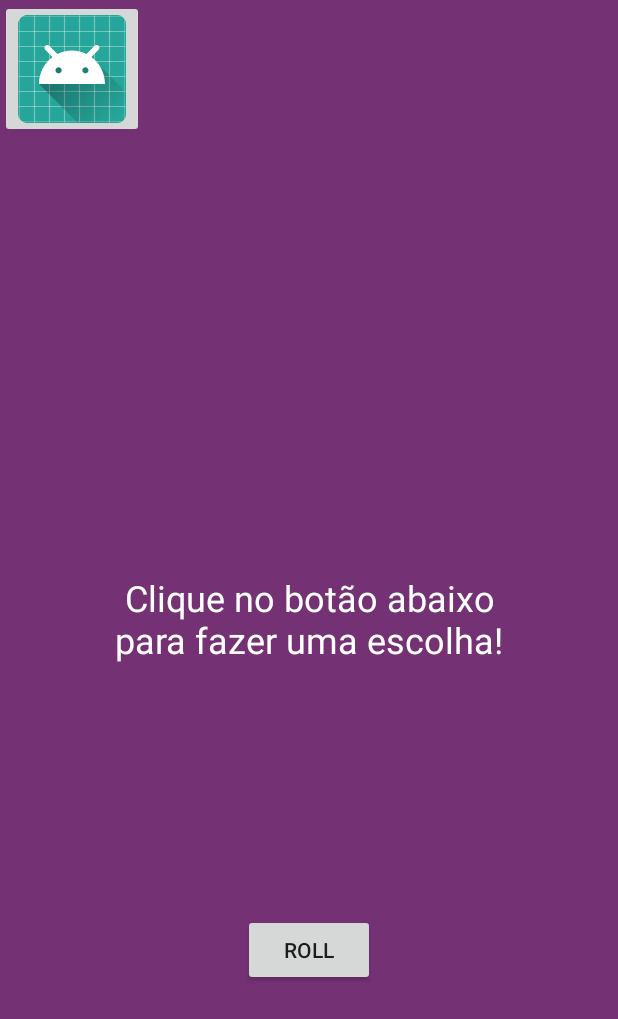
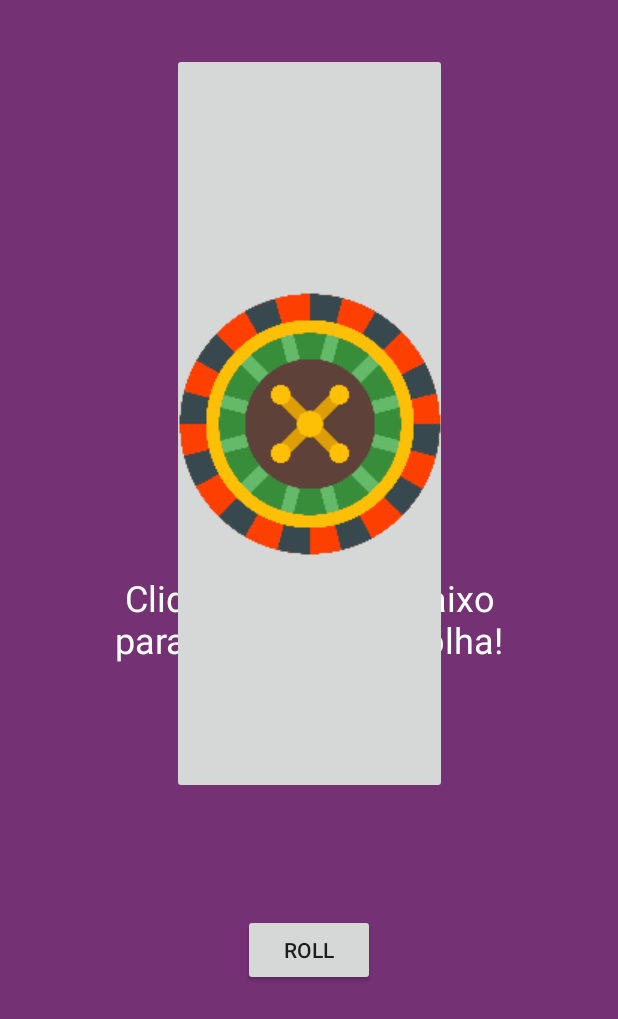
Before and after one commit to meijibr/EscolhaImparcial, an Android app: the screen it shows after launch (MainActivity), on a phone screen of 412 x 824 dp. Shown: the top 1019 px of the screen. Run offline under Robolectric (Android 15) with nearby library versions, the phone set to English and light mode, and no system bars; our stand-ins replace AdMob.

Commit message:
com ad e botao

```diff
--- a/app/build.gradle
+++ b/app/build.gradle
@@ -22,7 +22,11 @@ dependencies {
     implementation fileTree(dir: 'libs', include: ['*.jar'])
     implementation 'com.android.support:appcompat-v7:26.1.0'
     implementation 'com.android.support.constraint:constraint-layout:1.0.2'
+    implementation 'com.google.firebase:firebase-ads:11.0.4'
     testImplementation 'junit:junit:4.12'
     androidTestImplementation 'com.android.support.test:runner:1.0.1'
     androidTestImplementation 'com.android.support.test.espresso:espresso-core:3.0.1'
 }
+
+
+apply plugin: 'com.google.gms.google-services'
--- a/app/src/main/java/fnj/com/br/escolhaimparcial/MainActivity.java
+++ b/app/src/main/java/fnj/com/br/escolhaimparcial/MainActivity.java
@@ -1,25 +1,36 @@
 package fnj.com.br.escolhaimparcial;
 
 import android.content.res.Resources;
+import android.media.Image;
 import android.support.v7.app.AppCompatActivity;
 import android.os.Bundle;
 import android.view.View;
 import android.widget.Button;
+import android.widget.ImageButton;
 import android.widget.TextView;
+import com.google.android.gms.ads.AdRequest;
+import com.google.android.gms.ads.AdView;
 
-import java.util.List;
 
 public class MainActivity extends AppCompatActivity {
 
     TextView criterioTextView;
     Button rerollButton;
+    ImageButton rerollButtonImg;
     Criterios criterios;
+
+    private static final String TAG = "MainActivity";
+
+    private AdView mAdView;
 
     @Override
     protected void onCreate(Bundle savedInstanceState) {
         super.onCreate(savedInstanceState);
         setContentView(R.layout.activity_main);
 
+        mAdView = (AdView) findViewById(R.id.adView);
+        AdRequest adRequest = new AdRequest.Builder().build();
+        mAdView.loadAd(adRequest);
 
         criterios = new Criterios();
 
@@ -46,5 +57,15 @@ public class MainActivity extends AppCompatActivity {
                 rerollButton.setText("Reroll");
             }
         });
+
+        rerollButtonImg = (ImageButton) findViewById(R.id.rerollButtonImg);
+
+        rerollButtonImg.setOnClickListener(new View.OnClickListener() {
+            @Override
+            public void onClick(View view) {
+                criterioTextView.setText(criterios.getCriterio());
+                rerollButton.setText("Reroll");
+            }
+        });
     }
 }
--- a/app/src/main/res/layout/activity_main.xml
+++ b/app/src/main/res/layout/activity_main.xml
@@ -1,5 +1,6 @@
 <?xml version="1.0" encoding="utf-8"?>
 <android.support.constraint.ConstraintLayout xmlns:android="http://schemas.android.com/apk/res/android"
+    xmlns:ads="http://schemas.android.com/apk/res-auto"
     xmlns:app="http://schemas.android.com/apk/res-auto"
     xmlns:tools="http://schemas.android.com/tools"
     android:layout_width="match_parent"
@@ -16,8 +17,8 @@
         android:layout_marginStart="16dp"
         android:text="@string/inicial"
         android:textAlignment="center"
+        android:textColor="#FFFFFF"
         android:textSize="24sp"
-        android:textColor="#FFFFFF"
         app:layout_constraintBottom_toBottomOf="parent"
         app:layout_constraintEnd_toEndOf="parent"
         app:layout_constraintHorizontal_bias="0.5"
@@ -35,12 +36,30 @@
         app:layout_constraintStart_toStartOf="parent"
         app:layout_constraintTop_toBottomOf="@+id/criterioTextView" />
 
-    <ImageButton
-        android:id="@+id/imageButton2"
+    <com.google.android.gms.ads.AdView
+        android:id="@+id/adView"
         android:layout_width="wrap_content"
         android:layout_height="wrap_content"
-        app:srcCompat="@mipmap/ic_launcher"
-        tools:layout_editor_absoluteX="72dp"
-        tools:layout_editor_absoluteY="301dp" />
+        android:layout_alignParentBottom="true"
+        android:layout_centerHorizontal="true"
+        android:layout_marginBottom="1dp"
+        ads:adSize="SMART_BANNER"
+        ads:adUnitId="@string/banner_ad_unit_id"
+        ads:layout_constraintTop_toBottomOf="@+id/rerollButtonImg"
+        app:layout_constraintBottom_toBottomOf="parent"
+        app:layout_constraintStart_toStartOf="parent"></com.google.android.gms.ads.AdView>
+
+    <ImageButton
+        android:id="@+id/rerollButtonImg"
+        android:layout_width="183dp"
+        android:layout_height="0dp"
+        android:layout_marginBottom="293dp"
+        android:layout_marginTop="35dp"
+        ads:layout_constraintBottom_toTopOf="@+id/adView"
+        ads:layout_constraintEnd_toEndOf="parent"
+        ads:layout_constraintStart_toStartOf="parent"
+        ads:layout_constraintTop_toTopOf="parent"
+        ads:srcCompat="@drawable/roulette" />
+
 
 </android.support.constraint.ConstraintLayout>
--- a/app/src/main/res/values/strings.xml
+++ b/app/src/main/res/values/strings.xml
@@ -96,4 +96,5 @@
         <item>"Número do telefone terminado em 8"</item>
         <item>"Número do telefone terminado em 9"</item>
     </string-array>
+    <string name="banner_ad_unit_id">ca-app-pub-3940256099942544/6300978111</string>
 </resources>
--- a/build.gradle
+++ b/build.gradle
@@ -12,6 +12,7 @@ buildscript {
 
         // NOTE: Do not place your application dependencies here; they belong
         // in the individual module build.gradle files
+        classpath 'com.google.gms:google-services:3.1.0'
     }
 }
 
```
Also changed, not shown: app/src/main/res/drawable/roulette.png (added), 1 other file.
